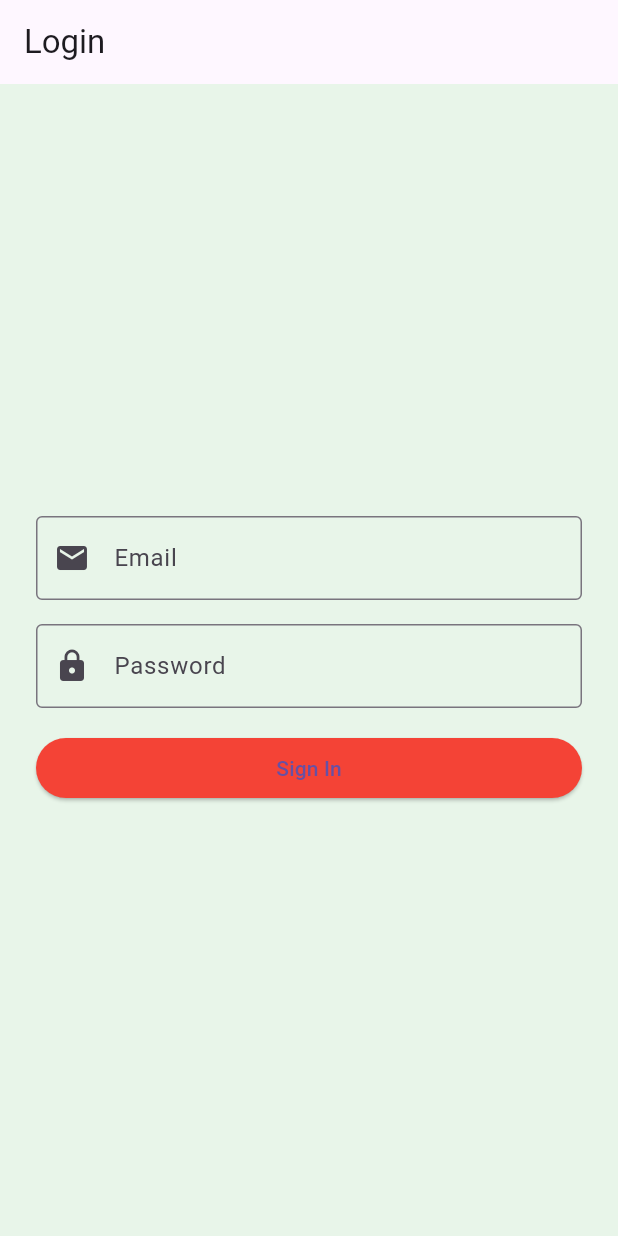
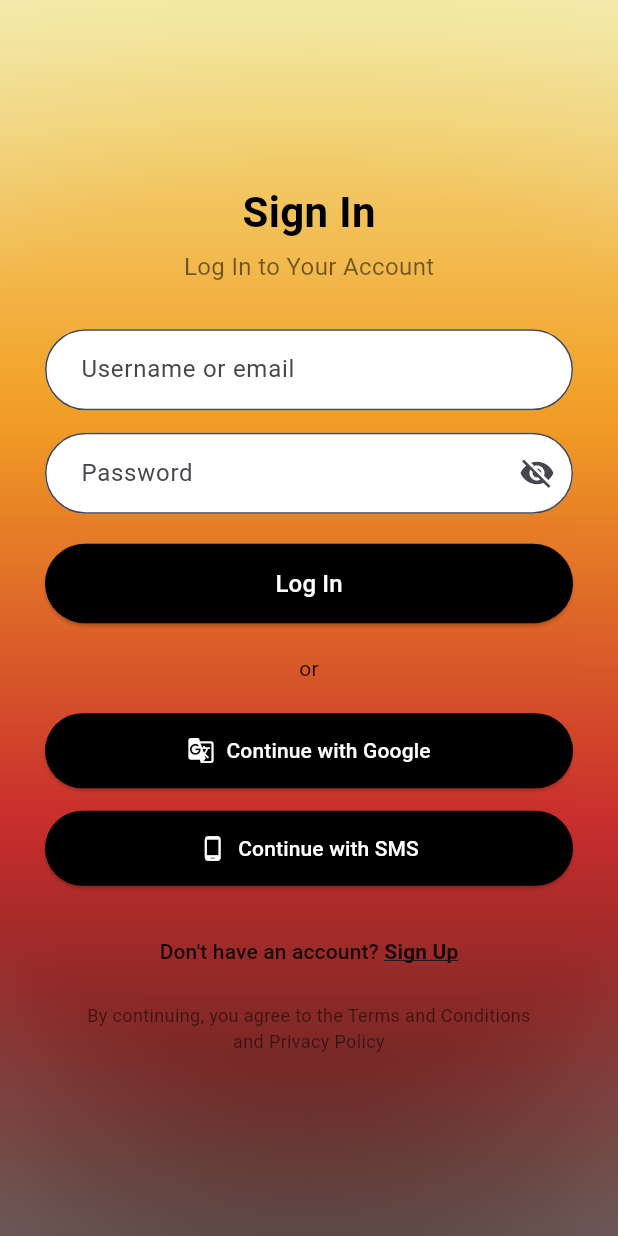
Before and after one commit to Sallam124/viva_journal, a Flutter app: the LoginScreen screen opened directly, on a phone screen of 412 x 824 dp. Run offline on Flutter 3.47's test engine with Material 3 defaults, Android fonts, the phone set to English and light mode, and no system bars.

Commit message:
background theme

```diff
--- a/viva_journal/lib/main.dart
+++ b/viva_journal/lib/main.dart
@@ -1,7 +1,8 @@
-import 'package:flutter/material.dart';
-import 'package:viva_journal/screens//login_screen.dart'; // Ensure correct path
+import 'package:flutter/material.dart'; // Correct import
+import 'package:viva_journal/screens/login_screen.dart'; // Ensure the correct path
 
 void main() {
+  WidgetsFlutterBinding.ensureInitialized(); // Ensure binding initialization
   runApp(const MyApp());
 }
 
@@ -16,7 +17,7 @@ class MyApp extends StatelessWidget {
       theme: ThemeData(
         primarySwatch: Colors.blue,
       ),
-      home: const LoginScreen(),
+      home:  LoginScreen(), // Ensure LoginScreen is a constant widget if possible
     );
   }
 }
--- /dev/null
+++ b/viva_journal/lib/screens/background_theme.dart
@@ -0,0 +1,48 @@
+import 'dart:ui';
+import 'package:flutter/material.dart';
+
+class BackgroundWidget extends StatelessWidget {
+  const BackgroundWidget({super.key});
+
+  @override
+  Widget build(BuildContext context) {
+    return Stack(
+      children: [
+        Container(
+          decoration: BoxDecoration(
+            gradient: LinearGradient(
+              begin: Alignment.topCenter,
+              end: Alignment.bottomCenter,
+              colors: [
+                Colors.yellow.shade200,
+                Colors.orange.shade400,
+                Colors.red.shade700,
+                Colors.brown.shade900,
+              ],
+            ),
+          ),
+        ),
+        Container(
+          decoration: BoxDecoration(
+            gradient: RadialGradient(
+              center: Alignment.center,
+              radius: 1.2, // Controls how much white fades in
+              colors: <Color>[
+                Colors.white.withAlpha(0), // Fully transparent white
+                Colors.white.withAlpha(80), // 20% opacity white
+              ],
+
+              stops: [0.6, 1.0], // Defines where the fading effect starts
+            ),
+          ),
+        ),
+        Positioned.fill(
+          child: BackdropFilter(
+            filter: ImageFilter.blur(sigmaX: 10, sigmaY: 10),
+            child: Container(color: Colors.black.withOpacity(0.05)),
+          ),
+        ),
+      ],
+    );
+  }
+}
--- a/viva_journal/lib/screens/login_screen.dart
+++ b/viva_journal/lib/screens/login_screen.dart
@@ -1,63 +1,171 @@
 import 'package:flutter/material.dart';
+import 'package:viva_journal/screens/background_theme.dart'; // Import the background
 
-class LoginScreen extends StatefulWidget {
-  const LoginScreen({super.key});
+class LoginScreen extends StatelessWidget {
+  LoginScreen({super.key});
 
-  @override
-  _LoginScreenState createState() => _LoginScreenState();
-}
-
-class _LoginScreenState extends State<LoginScreen> {
-  final TextEditingController emailController = TextEditingController();
-  final TextEditingController passwordController = TextEditingController();
+  final TextEditingController _usernameController = TextEditingController();
+  final TextEditingController _passwordController = TextEditingController();
 
   @override
   Widget build(BuildContext context) {
     return Scaffold(
-      backgroundColor: Colors.green.shade50, // Changed color
-      appBar: AppBar(title: const Text('Login')),
-      body: Padding(
-        padding: const EdgeInsets.symmetric(horizontal: 24.0),
+      body: Stack(
+        children: [
+          BackgroundWidget(), // Background theme
+          Center(
+            child: SingleChildScrollView(
+              child: Padding(
+                padding: const EdgeInsets.symmetric(horizontal: 30),
                 child: Column(
-          mainAxisAlignment: MainAxisAlignment.center,
+                  mainAxisSize: MainAxisSize.min,
                   children: [
-            TextField(
-              controller: emailController,
-              decoration: const InputDecoration(
-                labelText: 'Email',
-                border: OutlineInputBorder(),
-                prefixIcon: Icon(Icons.email),
+                    // **Title**
+                    Text(
+                      'Sign In',
+                      style: TextStyle(
+                        fontSize: 28,
+                        fontWeight: FontWeight.bold,
+                        color: Colors.black,
                       ),
                     ),
-            const SizedBox(height: 16.0),
-            TextField(
-              controller: passwoqrdController,
-              obscureText: true,
-              decoration: const InputDecoration(
-                labelText: 'Password',
-                border: OutlineInputBorder(),
-                prefixIcon: Icon(Icons.lock),
+                    const SizedBox(height: 5),
+                    Text(
+                      'Log In to Your Account',
+                      style: TextStyle(
+                        fontSize: 16,
+                        color: Colors.black54,
                       ),
                     ),
-            const SizedBox(height: 16.0), // Reduced space
+                    const SizedBox(height: 30),
+
+                    // **Username Field**
+                    TextField(
+                      controller: _usernameController,
+                      decoration: InputDecoration(
+                        hintText: 'Username or email',
+                        filled: true,
+                        fillColor: Colors.white,
+                        border: OutlineInputBorder(
+                          borderRadius: BorderRadius.circular(30),
+                        ),
+                        contentPadding: EdgeInsets.symmetric(vertical: 15, horizontal: 20),
+                      ),
+                    ),
+                    const SizedBox(height: 15),
+
+                    // **Password Field**
+                    TextField(
+                      controller: _passwordController,
+                      obscureText: true,
+                      decoration: InputDecoration(
+                        hintText: 'Password',
+                        filled: true,
+                        fillColor: Colors.white,
+                        border: OutlineInputBorder(
+                          borderRadius: BorderRadius.circular(30),
+                        ),
+                        contentPadding: EdgeInsets.symmetric(vertical: 15, horizontal: 20),
+                        suffixIcon: Icon(Icons.visibility_off),
+                      ),
+                    ),
+                    const SizedBox(height: 20),
+
+                    // **Login Button**
                     SizedBox(
                       width: double.infinity,
                       child: ElevatedButton(
+                        onPressed: () {},
                         style: ElevatedButton.styleFrom(
-                  backgroundColor: Colors.red, // Changed button color
+                          backgroundColor: Colors.black,
+                          padding: EdgeInsets.symmetric(vertical: 15),
+                          shape: RoundedRectangleBorder(
+                            borderRadius: BorderRadius.circular(30),
                           ),
-                onPressed: () {
-                  String email = emailController.text;
-                  ScaffoldMessenger.of(context).showSnackBar(
-                    SnackBar(content: Text('Welcome, $email!')),
-                  );
-                },
-                child: const Text('Sign In'), // Changed button text
+                        ),
+                        child: Text(
+                          'Log In',
+                          style: TextStyle(fontSize: 16, color: Colors.white),
+                        ),
+                      ),
+                    ),
+                    const SizedBox(height: 20),
+
+                    Text('or', style: TextStyle(color: Colors.black87)),
+
+                    const SizedBox(height: 20),
+
+                    // **Google Login Button**
+                    SizedBox(
+                      width: double.infinity,
+                      child: ElevatedButton.icon(
+                        onPressed: () {},
+                        style: ElevatedButton.styleFrom(
+                          backgroundColor: Colors.black,
+                          padding: EdgeInsets.symmetric(vertical: 15),
+                          shape: RoundedRectangleBorder(
+                            borderRadius: BorderRadius.circular(30),
+                          ),
+                        ),
+                        icon: Icon(Icons.g_translate, color: Colors.white),
+                        label: Text('Continue with Google', style: TextStyle(color: Colors.white)),
+                      ),
+                    ),
+                    const SizedBox(height: 15),
+
+                    // **SMS Login Button**
+                    SizedBox(
+                      width: double.infinity,
+                      child: ElevatedButton.icon(
+                        onPressed: () {},
+                        style: ElevatedButton.styleFrom(
+                          backgroundColor: Colors.black,
+                          padding: EdgeInsets.symmetric(vertical: 15),
+                          shape: RoundedRectangleBorder(
+                            borderRadius: BorderRadius.circular(30),
+                          ),
+                        ),
+                        icon: Icon(Icons.phone_android, color: Colors.white),
+                        label: Text('Continue with SMS', style: TextStyle(color: Colors.white)),
+                      ),
+                    ),
+                    const SizedBox(height: 20),
+
+                    // **Sign Up Link**
+                    TextButton(
+                      onPressed: () {},
+                      child: Text.rich(
+                        TextSpan(
+                          text: "Don't have an account? ",
+                          style: TextStyle(color: Colors.black87),
+                          children: [
+                            TextSpan(
+                              text: 'Sign Up',
+                              style: TextStyle(
+                                fontWeight: FontWeight.bold,
+                                decoration: TextDecoration.underline,
                               ),
                             ),
                           ],
                         ),
                       ),
+                    ),
+
+                    const SizedBox(height: 10),
+
+                    // **Terms & Privacy**
+                    Text(
+                      'By continuing, you agree to the Terms and Conditions \nand Privacy Policy',
+                      textAlign: TextAlign.center,
+                      style: TextStyle(fontSize: 12, color: Colors.black54),
+                    ),
+                  ],
+                ),
+              ),
+            ),
+          ),
+        ],
+      ),
     );
   }
 }
--- a/viva_journal/pubspec.yaml
+++ b/viva_journal/pubspec.yaml
@@ -30,6 +30,7 @@ environment:
 dependencies:
   flutter:
     sdk: flutter
+  google_fonts: ^6.2.1
 
   # The following adds the Cupertino Icons font to your application.
   # Use with the CupertinoIcons class for iOS style icons.
```
Also changed, not shown: viva_journal/lib/screens/Signup_screen.dart (added), viva_journal/pubspec.lock, 2 other files. Lines whose indentation alone changed are shown as unchanged.
